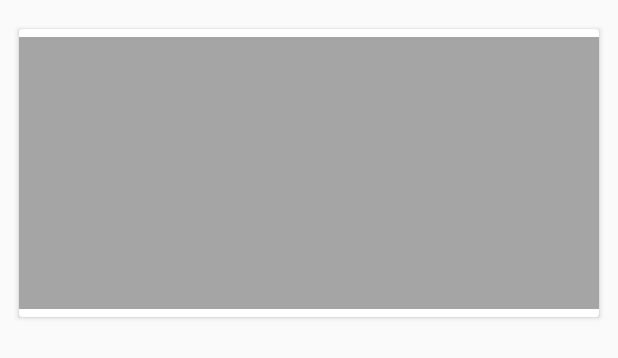
After one commit to cedbelarmino/CountryFlags, an Android app: the layout shimmer_layout.xml on its own in the app's theme, with its tools: preview values and no code run, on a phone screen of 412 x 824 dp. The commit adds this screen. Shown: the top 358 px of the screen. Run offline under Robolectric (Android 15) with nearby library versions, the phone set to English and light mode, and no system bars.

Commit message:
- add shimmer_layout.xml - add controller for search

```diff
--- a/app/build.gradle
+++ b/app/build.gradle
@@ -42,5 +42,7 @@ dependencies {
     implementation 'com.squareup.okhttp3:okhttp:3.14.7'
     implementation 'com.github.bumptech.glide:glide:4.12.0'
 
+    implementation 'com.facebook.shimmer:shimmer:0.5.0'
+
 
 }
--- a/app/src/main/java/com/unknown/developer/countryflags/core/CountryInteractor.java
+++ b/app/src/main/java/com/unknown/developer/countryflags/core/CountryInteractor.java
@@ -37,8 +37,9 @@ public class CountryInteractor implements  CountryContract.Interactor{
             public void onResponse(@NonNull Call<List<Country>> call, @NonNull Response<List<Country>> response) {
                 if (response.isSuccessful()){
 
+
+                    operationListener.onEnd();
                     operationListener.onSuccess(response.body());
-                    operationListener.onEnd();
                 }
 
             }
--- /dev/null
+++ b/app/src/main/res/layout/shimmer_layout.xml
@@ -0,0 +1,45 @@
+<?xml version="1.0" encoding="utf-8"?>
+<androidx.constraintlayout.widget.ConstraintLayout
+    xmlns:android="http://schemas.android.com/apk/res/android"
+    xmlns:app="http://schemas.android.com/apk/res-auto"
+    android:layout_width="match_parent"
+    android:layout_height="wrap_content"
+    android:paddingTop="5dp"
+    android:paddingBottom="5dp">
+
+
+    <androidx.cardview.widget.CardView
+        android:id="@+id/cardView"
+        android:layout_width="0dp"
+        android:layout_height="@dimen/country_item_size"
+        android:layout_margin="@dimen/normal_padding"
+        android:layout_marginStart="10dp"
+        android:layout_marginTop="5dp"
+        android:layout_marginEnd="10dp"
+        android:layout_marginBottom="5dp"
+        android:elevation="@dimen/card_elevation"
+        app:cardUseCompatPadding="true"
+
+        app:layout_constraintBottom_toBottomOf="parent"
+        app:layout_constraintEnd_toEndOf="parent"
+        app:layout_constraintStart_toStartOf="parent"
+        app:layout_constraintTop_toTopOf="parent">
+
+        <ImageView
+            android:id="@+id/countryFlag"
+            android:layout_width="match_parent"
+            android:layout_height="match_parent"
+            android:layout_marginTop="5dp"
+            android:layout_marginBottom="5dp"
+            android:contentDescription="@string/country_flag_description"
+            android:scaleType="centerCrop"
+            android:background="@color/grey"
+            app:layout_constraintBottom_toBottomOf="parent"
+            app:layout_constraintEnd_toEndOf="parent"
+            app:layout_constraintStart_toStartOf="parent"
+            app:layout_constraintTop_toTopOf="parent" />
+
+    </androidx.cardview.widget.CardView>
+
+
+</androidx.constraintlayout.widget.ConstraintLayout>
```
Also changed, not shown: app/src/main/java/com/unknown/developer/countryflags/view/MainActivity.java (+29 -5 lines), app/src/main/res/layout/activity_main.xml (+35 -4 lines).
